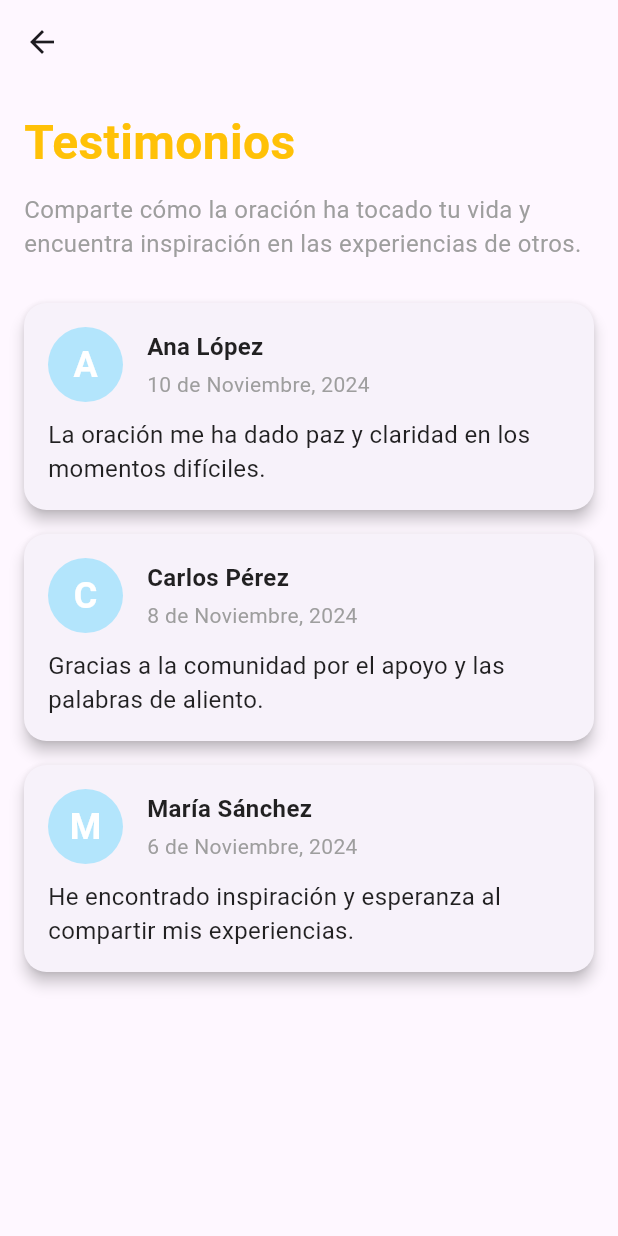
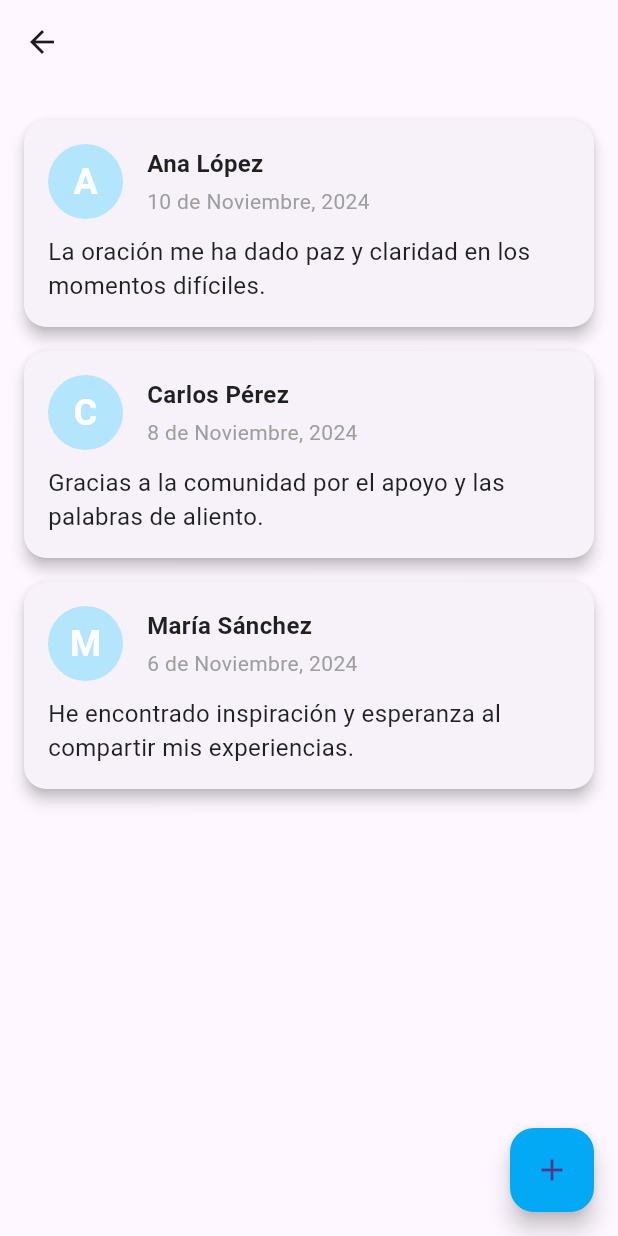
Before and after one commit to Noha09/new_project_sem, a Flutter app: the TestimoniosPage screen opened by its route, on a phone screen of 412 x 824 dp. Run offline on Flutter 3.47's test engine with Material 3 defaults, Android fonts, the phone set to English and light mode, and no system bars; our stand-ins replace cloud_firestore, firebase_core; accounts and stored records are empty.

Commit message:
update testimonios dart
update testimonios dart

```diff
--- a/lib/pages/testimonios.dart
+++ b/lib/pages/testimonios.dart
@@ -25,46 +25,116 @@ class TestimoniosPage extends StatelessWidget {
 Widget build(BuildContext context) {
   return Scaffold(
     appBar: AppBar(
-        title: const Text(''),
+      title: const Text(""),
     ),
-      body: Padding(
+    body: ListView(
       padding: const EdgeInsets.all(16.0),
-        child: Column(
-          crossAxisAlignment: CrossAxisAlignment.start,
       children: [
-            const Text(
-              'Testimonios',
-              style: TextStyle(
-                fontSize: 32,
-                fontWeight: FontWeight.bold,
-                color: Color(0xFFFFC107),
+        // Aquí estarían los cards de testimonios
+        _buildTestimonioCard(
+          usuario: "Ana López",
+          testimonio: "La oración me ha dado paz y claridad en los momentos difíciles.",
+          fecha: "10 de Noviembre, 2024",
+        ),
+        _buildTestimonioCard(
+          usuario: "Carlos Pérez",
+          testimonio: "Gracias a la comunidad por el apoyo y las palabras de aliento.",
+          fecha: "8 de Noviembre, 2024",
+        ),_buildTestimonioCard(
+          usuario: "María Sánchez",
+          testimonio: "He encontrado inspiración y esperanza al compartir mis experiencias.",
+          fecha: "6 de Noviembre, 2024",
+        ),
+        // Más cards...
+      ],
+    ),
+    floatingActionButton: FloatingActionButton(
+      onPressed: () {
+        _mostrarFormularioTestimonio(context);
+      },
+      backgroundColor: Colors.lightBlue,
+      child: const Icon(Icons.add),
+    ),
+  );
+}
+
+void _mostrarFormularioTestimonio(BuildContext context) {
+  final TextEditingController usuarioController = TextEditingController();
+  final TextEditingController testimonioController = TextEditingController();
+  bool isAnonymous = false;
+
+  showDialog(
+    context: context,
+    builder: (BuildContext context) {
+      return AlertDialog(
+        shape: RoundedRectangleBorder(borderRadius: BorderRadius.circular(15)),
+        title: const Text("Nuevo Testimonio"),
+        content: Column(
+          mainAxisSize: MainAxisSize.min,
+          children: [
+            TextField(
+              controller: usuarioController,
+              decoration: InputDecoration(
+                labelText: "Nombre del usuario",
+                hintText: "Ingresa tu nombre",
+                border: OutlineInputBorder(
+                  borderRadius: BorderRadius.circular(10),
+                ),
+                filled: true,
+                fillColor: Colors.grey[200],
               ),
             ),
             const SizedBox(height: 10),
-            const Text(
-              'Comparte cómo la oración ha tocado tu vida y encuentra inspiración en las experiencias de otros.',
-              style: TextStyle(
-                fontSize: 16,
-                color: Colors.grey,
+            TextField(
+              controller: testimonioController,
+              maxLines: 4,
+              decoration: InputDecoration(
+                labelText: "Testimonio",
+                hintText: "Escribe tu testimonio aquí",
+                border: OutlineInputBorder(
+                  borderRadius: BorderRadius.circular(10),
+                ),
+                filled: true,
+                fillColor: Colors.grey[200],
               ),
             ),
             const SizedBox(height: 20),
-            Expanded(
-              child: ListView.builder(
-                itemCount: testimonios.length,
-                itemBuilder: (context, index) {
-                  final testimonio = testimonios[index];
-                  return _buildTestimonioCard(
-                    usuario: testimonio['usuario']!,
-                    testimonio: testimonio['testimonio']!,
-                    fecha: testimonio['fecha']!,
-                  );
+          ],
+        ),
+        actions: [
+          SizedBox(
+            width: double.infinity,
+            child: ElevatedButton(
+              style: ElevatedButton.styleFrom(
+                padding: const EdgeInsets.symmetric(vertical: 15),
+                backgroundColor: const Color(0xFFFFC107),
+                shape: RoundedRectangleBorder(
+                  borderRadius: BorderRadius.circular(30),
+                ),
+                elevation: 5,
+              ),
+              onPressed: () {
+                final String usuario = usuarioController.text;
+                final String testimonio = testimonioController.text;
+
+                // Lógica para guardar el testimonio
+                print("Usuario: $usuario, Testimonio: $testimonio");
+
+                Navigator.of(context).pop();
               },
+              child: const Text(
+                "Guardar Testimonio",
+                style: TextStyle(
+                  fontSize: 18,
+                  fontWeight: FontWeight.bold,
+                  color: Colors.white,
+                ),
+              ),
             ),
           ),
         ],
-        ),
-      ),
+      );
+    },
   );
 }
 
```
Lines whose indentation alone changed are shown as unchanged.
